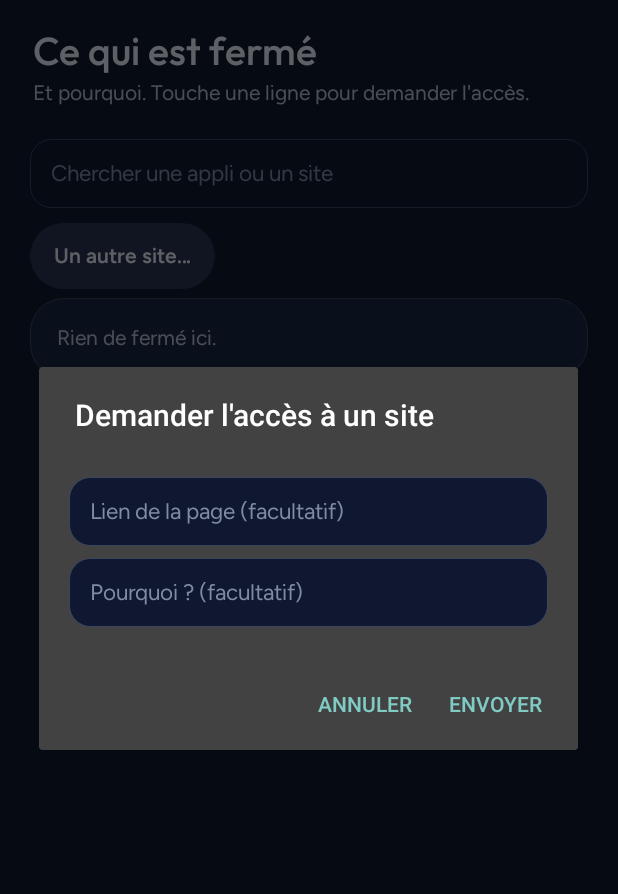
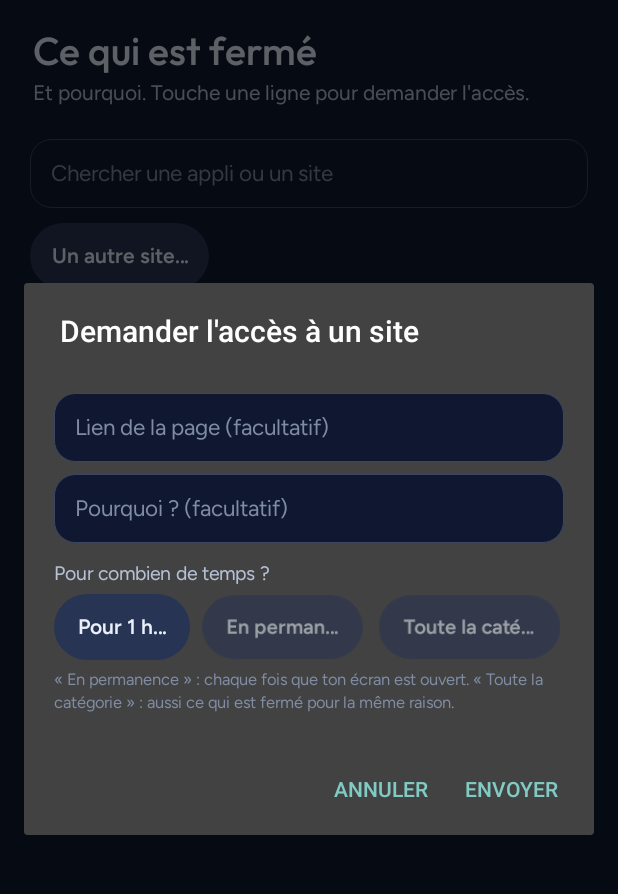
Before and after one commit to jacquesantoineroy-hash/HA-Freebox-Devices, an Android app: the FermesActivity screen opened directly, with no data from a screen before it, after a tap on "Un autre site…", on a phone screen of 412 x 824 dp, the part 59-953 px from its top. Run offline under Robolectric (Android 15) with nearby library versions, the phone set to English and light mode, and no system bars; network calls fail.

Commit message:
Vision Android 1.29.1
Co-Authored-By: Claude Fable 5.1 <noreply@anthropic.com>
Claude-Session: https://claude.ai/code/session_01FtRQAN7LRZ1S1bwAxYijUb

```diff
--- a/vision-android/src/app/build.gradle.kts
+++ b/vision-android/src/app/build.gradle.kts
@@ -21,8 +21,8 @@ android {
         // 33 : évite les contraintes de type de service au premier plan
         // d'Android 14 tout en restant installable partout.
         targetSdk = 33
-        versionCode = 68
-        versionName = "1.29.0"
+        versionCode = 69
+        versionName = "1.29.1"
     }
 
     signingConfigs {
--- a/vision-android/src/app/src/main/java/fr/familleroy/vision/Acces.kt
+++ b/vision-android/src/app/src/main/java/fr/familleroy/vision/Acces.kt
@@ -20,7 +20,7 @@ object Acces {
         return System.currentTimeMillis() - t < 15 * 60_000L
     }
 
-    fun demander(ctx: Context, genre: String, nom: String, libelle: String, lien: String = "", motif: String = "", apres: ((Boolean) -> Unit)? = null) {
+    fun demander(ctx: Context, genre: String, nom: String, libelle: String, lien: String = "", motif: String = "", apres: ((Boolean) -> Unit)? = null, duree: String = "") {
         val cfg = Config(ctx.applicationContext)
         val principal = Handler(Looper.getMainLooper())
         envoyees["$genre:$nom"] = System.currentTimeMillis()
@@ -29,7 +29,7 @@ object Acces {
                 Net.post(ctx, cfg, "/api/pc_parental/demande", JSONObject()
                     .put("id", cfg.id).put("secret", cfg.secret)
                     .put("genre", genre).put("nom", nom).put("libelle", libelle)
-                    .put("lien", lien).put("motif", motif)).optBoolean("ok")
+                    .put("lien", lien).put("motif", motif).put("duree", duree)).optBoolean("ok")
             } catch (_: Exception) { false }
             if (!ok) envoyees.remove("$genre:$nom")
             principal.post {
@@ -58,6 +58,21 @@ object Acces {
         if (lien != null) cadre.addView(lien)
         val motif = Ui.champ(act, "Pourquoi ? (facultatif)", "")
         cadre.addView(Ui.marge(act, motif, haut = 8f))
+        // Pour combien de temps : une heure, en permanence (quand l'écran est ouvert), ou toute la catégorie.
+        cadre.addView(Ui.marge(act, Ui.texte(act, "Pour combien de temps ?", 13f, Ui.TEXTE_2), haut = 12f))
+        val durees = listOf("1h" to "Pour 1 heure", "toujours" to "En permanence", "categorie" to "Toute la catégorie")
+        var choisie = "1h"
+        val rang = Ui.rangee(act)
+        val boutons = ArrayList<android.widget.Button>()
+        fun peindre() { boutons.forEachIndexed { i, b -> val on = durees[i].first == choisie; b.alpha = if (on) 1f else 0.55f; b.scaleX = if (on) 1f else 0.96f; b.scaleY = b.scaleX } }
+        durees.forEachIndexed { i, (code, nomD) ->
+            val b = Ui.boutonSecondaire(act, nomD) { choisie = code; peindre() }
+            boutons.add(b)
+            rang.addView(Ui.marge(act, Ui.poids(b), gauche = if (i == 0) 0f else 6f))
+        }
+        peindre()
+        cadre.addView(Ui.marge(act, rang, haut = 6f))
+        cadre.addView(Ui.marge(act, Ui.texte(act, "« En permanence » : chaque fois que ton écran est ouvert. « Toute la catégorie » : aussi ce qui est fermé pour la même raison.", 11f, Ui.TEXTE_3), haut = 6f))
         android.app.AlertDialog.Builder(act)
             .setTitle("Demander l'accès à $libelle")
             .setView(cadre)
@@ -65,7 +80,7 @@ object Acces {
                 val l = lien?.text?.toString()?.trim() ?: ""
                 val h = hoteDe(l)
                 demander(act, genre, if (genre == "sites" && h.isNotEmpty()) h else nom,
-                    if (genre == "sites" && h.isNotEmpty()) h else libelle, l, motif.text.toString().trim(), apres)
+                    if (genre == "sites" && h.isNotEmpty()) h else libelle, l, motif.text.toString().trim(), apres, choisie)
             }
             .setNegativeButton("Annuler", null)
             .show()
--- a/vision-android/src/app/src/main/java/fr/familleroy/vision/Ui.kt
+++ b/vision-android/src/app/src/main/java/fr/familleroy/vision/Ui.kt
@@ -178,23 +178,23 @@ object Ui {
     }
 
     fun boutonPrimaire(ctx: Context, t: String, action: () -> Unit): Button = Button(ctx).apply {
-        text = t; isAllCaps = false; textSize = 15f
+        text = t; isAllCaps = false; textSize = 15f; isSingleLine = true; ellipsize = android.text.TextUtils.TruncateAt.END; minWidth = 0; minimumWidth = 0
         setTextColor(OR_SOMBRE); typeface = policeGras ?: Typeface.DEFAULT_BOLD
         background = fondInteractif(ctx, OR, Palette.melanger(OR, TEXTE, 0.15f), dp(ctx, 999f).toFloat(), TEXTE)
         stateListAnimator = null
         minHeight = dp(ctx, 48f); minimumHeight = dp(ctx, 48f)
-        setPadding(dp(ctx, 20f), 0, dp(ctx, 20f), 0)
+        setPadding(dp(ctx, 14f), 0, dp(ctx, 14f), 0)
         isFocusable = true
         setOnClickListener { action() }
     }
 
     fun boutonSecondaire(ctx: Context, t: String, action: () -> Unit): Button = Button(ctx).apply {
-        text = t; isAllCaps = false; textSize = 14f
+        text = t; isAllCaps = false; textSize = 14f; isSingleLine = true; ellipsize = android.text.TextUtils.TruncateAt.END; minWidth = 0; minimumWidth = 0
         setTextColor(TEXTE); typeface = policeGras ?: Typeface.DEFAULT_BOLD
         background = fondInteractif(ctx, CARTE_HAUTE, Palette.melanger(CARTE_HAUTE, TEXTE, 0.1f), dp(ctx, 999f).toFloat())
         stateListAnimator = null
         minHeight = dp(ctx, 44f); minimumHeight = dp(ctx, 44f)
-        setPadding(dp(ctx, 16f), 0, dp(ctx, 16f), 0)
+        setPadding(dp(ctx, 14f), 0, dp(ctx, 14f), 0)
         isFocusable = true
         setOnClickListener { action() }
     }
```
Also changed, not shown: vision-android/src/app/src/main/java/fr/familleroy/vision/ParentsActivity.kt (+8 -2 lines), 3 other files.
